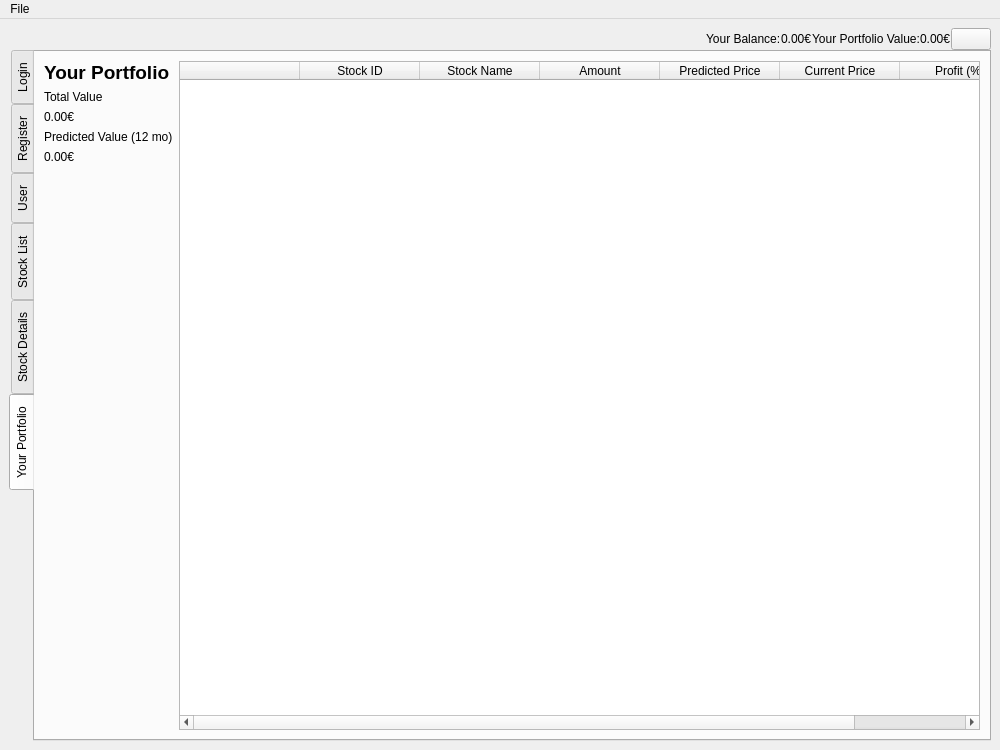
The window that main.ui (OfficialRey/GUIProject) describes before a commit, drawn with Qt 5.
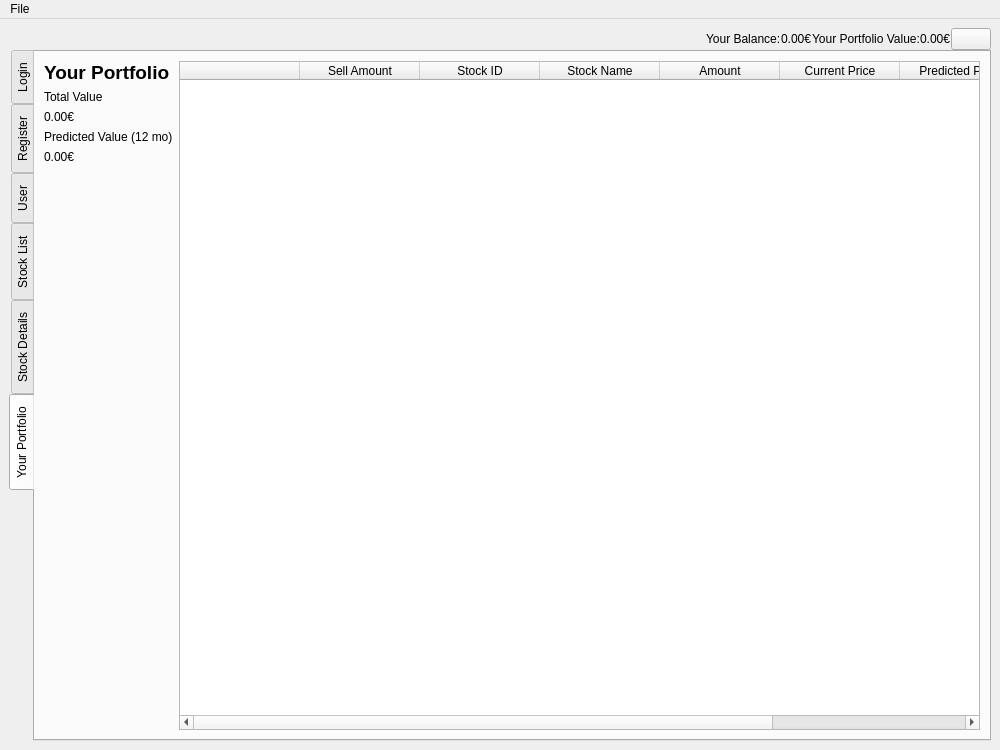
The same window after the commit. The open tabs and pages were chosen to show the change.

Commit message: added sell amount

```diff
--- a/main.ui
+++ b/main.ui
@@ -1379,6 +1379,11 @@
               <string/>
              </property>
             </column>
+            <column>
+             <property name="text">
+              <string>Sell Amount</string>
+             </property>
+            </column>
             <column>
              <property name="text">
               <string>Stock ID</string>
@@ -1394,16 +1399,16 @@
               <string>Amount</string>
              </property>
             </column>
-            <column>
-             <property name="text">
-              <string>Predicted Price</string>
-             </property>
-            </column>
             <column>
              <property name="text">
               <string>Current Price</string>
              </property>
             </column>
+            <column>
+             <property name="text">
+              <string>Predicted Price</string>
+             </property>
+            </column>
             <column>
              <property name="text">
               <string>Profit (%)</string>
```
The commit also changes 3 other files.
